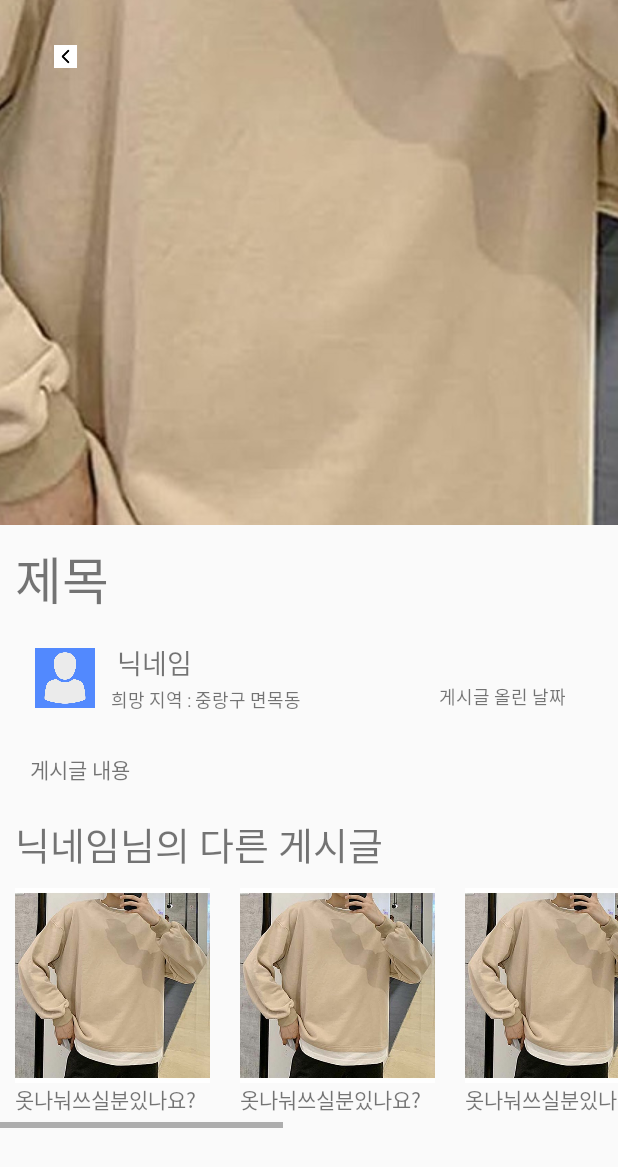
After one commit to yeeyoung20/capstone, an Android app: the layout activity_community_post.xml on its own in the app's theme, with its tools: preview values and no code run, on a phone screen of 412 x 824 dp. The commit adds this screen. Shown: the top 1167 px of the screen. Run offline under Robolectric (Android 15) with nearby library versions, the phone set to English and light mode, and no system bars.

Commit message:
게시글 추가 activity_community_post.xml 더보기 페이지 수정 회원정보 수정페이지에 회원탈퇴 추가
더보기 백그라운드파일 추가
  ㄴ (more_button_bg.xml, more_community_bg.xml, more_profile_bg.xml

```diff
--- a/app/src/main/res/drawable/more_button_bg.xml
+++ b/app/src/main/res/drawable/more_button_bg.xml
@@ -8,7 +8,7 @@
 
         <shape >
             <stroke android:color="#33000000" android:width="1dp"/>
-            <solid android:color="#E7F3ED" />
+            <solid android:color="@color/white" />
         </shape>
 
     </item>
--- a/app/src/main/res/drawable/main_category_shdow.xml
+++ b/app/src/main/res/drawable/more_profile_bg.xml
@@ -105,7 +105,7 @@
     <item>
         <shape android:shape="rectangle">
             <corners android:radius="12dp"/>
-            <solid android:color="@android:color/white" />
+            <solid android:color="#fff" />
         </shape>
     </item>
 
--- /dev/null
+++ b/app/src/main/res/layout/activity_community_post.xml
@@ -0,0 +1,237 @@
+<?xml version="1.0" encoding="utf-8"?>
+<androidx.constraintlayout.widget.ConstraintLayout xmlns:android="http://schemas.android.com/apk/res/android"
+    android:layout_width="match_parent"
+    android:layout_height="match_parent"
+    android:orientation="vertical"
+    xmlns:app="http://schemas.android.com/apk/res-auto">
+
+    <ScrollView
+        android:layout_width="match_parent"
+        android:layout_height="match_parent"        >
+        <LinearLayout
+            android:layout_width="match_parent"
+            android:layout_height="match_parent"
+            android:orientation="vertical">
+            <androidx.constraintlayout.widget.ConstraintLayout
+                android:layout_width="match_parent"
+                android:layout_height="match_parent">
+
+                <ImageView
+                    android:layout_width="match_parent"
+                    android:layout_height="350dp"
+                    android:scaleType = "center"
+                    app:layout_constraintTop_toTopOf="parent"
+                    app:layout_constraintStart_toStartOf="parent"
+                    app:layout_constraintEnd_toEndOf="parent"
+                    app:layout_constraintBottom_toBottomOf="parent"
+                    android:src="@drawable/maintestimg"/>
+
+                <Button
+                    android:layout_width="15dp"
+                    android:layout_height="15dp"
+                    android:background="@drawable/back"
+                    app:layout_constraintBottom_toBottomOf="parent"
+                    app:layout_constraintEnd_toEndOf="parent"
+                    app:layout_constraintHorizontal_bias="0.09"
+                    app:layout_constraintStart_toStartOf="parent"
+                    app:layout_constraintTop_toTopOf="parent"
+                    app:layout_constraintVertical_bias="0.09" />
+
+            </androidx.constraintlayout.widget.ConstraintLayout>
+            <LinearLayout
+                android:layout_width="match_parent"
+                android:layout_height="wrap_content"
+                android:layout_margin="10dp">
+                <TextView
+                    android:layout_width="match_parent"
+                    android:layout_height="wrap_content"
+                    android:text="제목"
+                    android:textSize="34dp"
+                    />
+            </LinearLayout>
+            <androidx.constraintlayout.widget.ConstraintLayout
+                android:id="@+id/inmypage"
+                android:layout_width="match_parent"
+                android:layout_height="50dp"
+                android:layout_margin="5dp"
+                >
+
+                <ImageView
+                    android:id="@+id/userimg"
+                    android:layout_width="40dp"
+                    android:layout_height="40dp"
+                    android:src="@drawable/user"
+                    app:layout_constraintBottom_toBottomOf="parent"
+                    app:layout_constraintEnd_toEndOf="parent"
+                    app:layout_constraintHorizontal_bias="0.05"
+                    app:layout_constraintStart_toStartOf="parent"
+                    app:layout_constraintTop_toTopOf="parent" />
+
+                <TextView
+                    android:id="@+id/username"
+                    android:layout_width="wrap_content"
+                    android:layout_height="wrap_content"
+                    android:text="닉네임"
+                    android:textSize="18dp"
+                    app:layout_constraintVertical_chainStyle="spread"
+                    app:layout_constraintBottom_toTopOf="@id/usermsg"
+                    app:layout_constraintEnd_toEndOf="parent"
+                    app:layout_constraintHorizontal_bias="0.05"
+                    app:layout_constraintStart_toEndOf="@id/userimg"
+                    app:layout_constraintTop_toTopOf="parent"                     />
+
+                <TextView
+                    android:id="@+id/usermsg"
+                    android:layout_width="wrap_content"
+                    android:layout_height="wrap_content"
+                    android:text="희망 지역 : 중랑구 면목동"
+                    android:textSize="12dp"
+                    app:layout_constraintBottom_toBottomOf="parent"
+                    app:layout_constraintEnd_toEndOf="parent"
+                    app:layout_constraintHorizontal_bias="0.05"
+                    app:layout_constraintStart_toEndOf="@id/userimg"
+                    app:layout_constraintTop_toBottomOf="@id/username" />
+
+                <TextView
+                    android:id="@+id/date"
+                    android:layout_width="wrap_content"
+                    android:layout_height="wrap_content"
+                    android:layout_marginStart="20dp"
+                    android:text="게시글 올린 날짜"
+                    android:textSize="12dp"
+                    app:layout_constraintBottom_toBottomOf="parent"
+                    app:layout_constraintEnd_toEndOf="parent"
+                    app:layout_constraintHorizontal_bias="0.9"
+                    app:layout_constraintStart_toStartOf="parent"
+                    app:layout_constraintTop_toTopOf="parent"
+                    app:layout_constraintVertical_bias="0.9" />
+
+            </androidx.constraintlayout.widget.ConstraintLayout>
+
+            <LinearLayout
+                android:layout_width="match_parent"
+                android:layout_height="wrap_content">
+
+                <TextView
+                    android:layout_width="match_parent"
+                    android:layout_height="wrap_content"
+                    android:text="게시글 내용"
+                    android:layout_margin="20dp"
+                    />
+
+            </LinearLayout>
+            <LinearLayout
+                android:layout_width="match_parent"
+                android:layout_height="wrap_content">
+                <TextView
+                    android:layout_width="match_parent"
+                    android:layout_height="wrap_content"
+                    android:text="닉네임님의 다른 게시글"
+                    android:textSize="25dp"
+                    android:layout_marginLeft="10dp"/>
+            </LinearLayout>
+
+            <HorizontalScrollView
+                android:layout_width="wrap_content"
+                android:layout_height="wrap_content"                >
+                <LinearLayout
+                    android:layout_width="wrap_content"
+                    android:layout_height="wrap_content"
+                    android:orientation="horizontal"
+                    >
+                    <LinearLayout
+                        android:layout_width="130dp"
+                        android:layout_height="150dp"
+                        android:orientation="vertical"
+                        android:layout_margin="10dp">
+                        <ImageView
+                            android:layout_width="130dp"
+                            android:layout_height="130dp"
+                            android:background="@drawable/maintestimg"/>
+                        <TextView
+                            android:layout_width="wrap_content"
+                            android:layout_height="wrap_content"
+                            android:text="옷나눠쓰실분있나요?"/>
+                    </LinearLayout>
+
+                    <LinearLayout
+                        android:layout_width="130dp"
+                        android:layout_height="150dp"
+                        android:orientation="vertical"
+                        android:layout_margin="10dp">
+                        <ImageView
+                            android:layout_width="130dp"
+                            android:layout_height="130dp"
+                            android:background="@drawable/maintestimg"/>
+                        <TextView
+                            android:layout_width="wrap_content"
+                            android:layout_height="wrap_content"
+                            android:text="옷나눠쓰실분있나요?"/>
+                    </LinearLayout>
+
+                    <LinearLayout
+                        android:layout_width="130dp"
+                        android:layout_height="150dp"
+                        android:orientation="vertical"
+                        android:layout_margin="10dp">
+                        <ImageView
+                            android:layout_width="130dp"
+                            android:layout_height="130dp"
+                            android:background="@drawable/maintestimg"/>
+                        <TextView
+                            android:layout_width="wrap_content"
+                            android:layout_height="wrap_content"
+                            android:text="옷나눠쓰실분있나요?"/>
+                    </LinearLayout>
+
+                    <LinearLayout
+                        android:layout_width="130dp"
+                        android:layout_height="150dp"
+                        android:orientation="vertical"
+                        android:layout_margin="10dp">
+                        <ImageView
+                            android:layout_width="130dp"
+                            android:layout_height="130dp"
+                            android:background="@drawable/maintestimg"/>
+                        <TextView
+                            android:layout_width="wrap_content"
+                            android:layout_height="wrap_content"
+                            android:text="옷나눠쓰실분있나요?"/>
+                    </LinearLayout>
+
+                    <LinearLayout
+                        android:layout_width="130dp"
+                        android:layout_height="150dp"
+                        android:orientation="vertical"
+                        android:layout_margin="10dp">
+                        <ImageView
+                            android:layout_width="130dp"
+                            android:layout_height="130dp"
+                            android:background="@drawable/maintestimg"/>
+                        <TextView
+                            android:layout_width="wrap_content"
+                            android:layout_height="wrap_content"
+                            android:text="옷나눠쓰실분있나요?"/>
+                    </LinearLayout>
+
+                    <LinearLayout
+                        android:layout_width="130dp"
+                        android:layout_height="150dp"
+                        android:orientation="vertical"
+                        android:layout_margin="10dp">
+                        <ImageView
+                            android:layout_width="130dp"
+                            android:layout_height="130dp"
+                            android:background="@drawable/maintestimg"/>
+                        <TextView
+                            android:layout_width="wrap_content"
+                            android:layout_height="wrap_content"
+                            android:text="옷나눠쓰실분있나요?"/>
+                    </LinearLayout>
+
+                </LinearLayout>
+            </HorizontalScrollView>
+        </LinearLayout>
+    </ScrollView>
+
+</androidx.constraintlayout.widget.ConstraintLayout>
```
Also changed, not shown: app/src/main/res/layout/activity_main_more_page.xml (added, +251 -0 lines), app/src/main/res/layout/activity_my_info_change.xml (+15 -0 lines).
